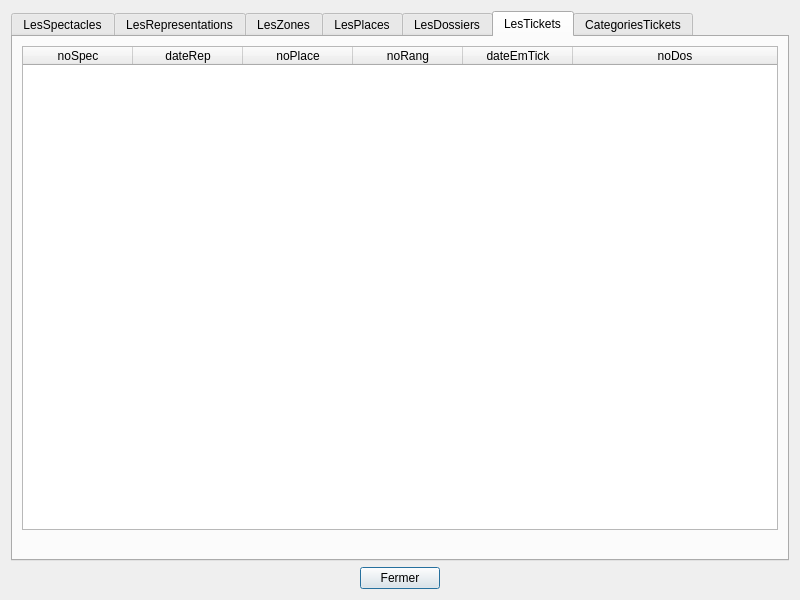
alaabenfatma/Projet_SQL_Python, file Theatre_Project/gui/tablesData.ui: the form before one commit.
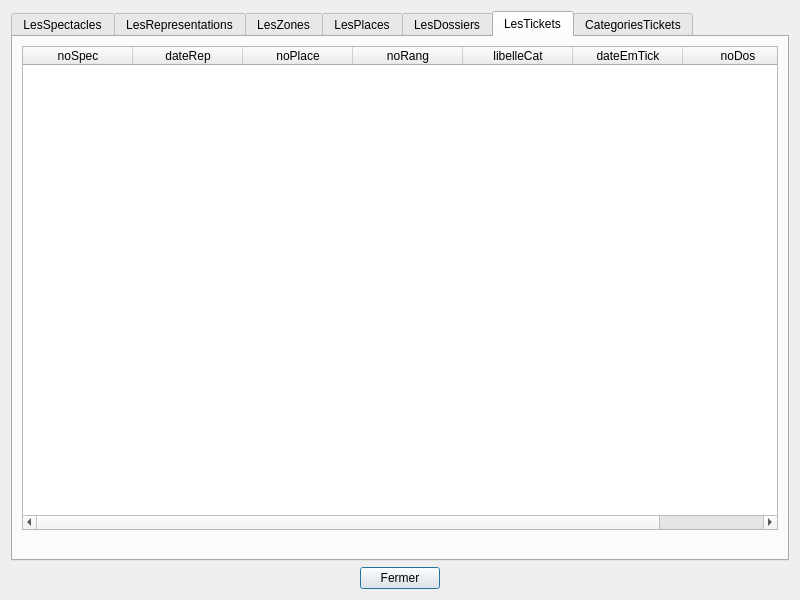
The form after the commit. The open tabs and pages were chosen to show the change.

Diff of the .ui file:
```diff
--- a/Theatre_Project/gui/tablesData.ui
+++ b/Theatre_Project/gui/tablesData.ui
@@ -562,6 +562,11 @@
            <string>noRang</string>
           </property>
          </column>
+         <column>
+          <property name="text">
+           <string>libelleCat</string>
+          </property>
+         </column>
          <column>
           <property name="text">
            <string>dateEmTick</string>
```
Left out of the diff: 2 changed lines with no effect on the pictures.
